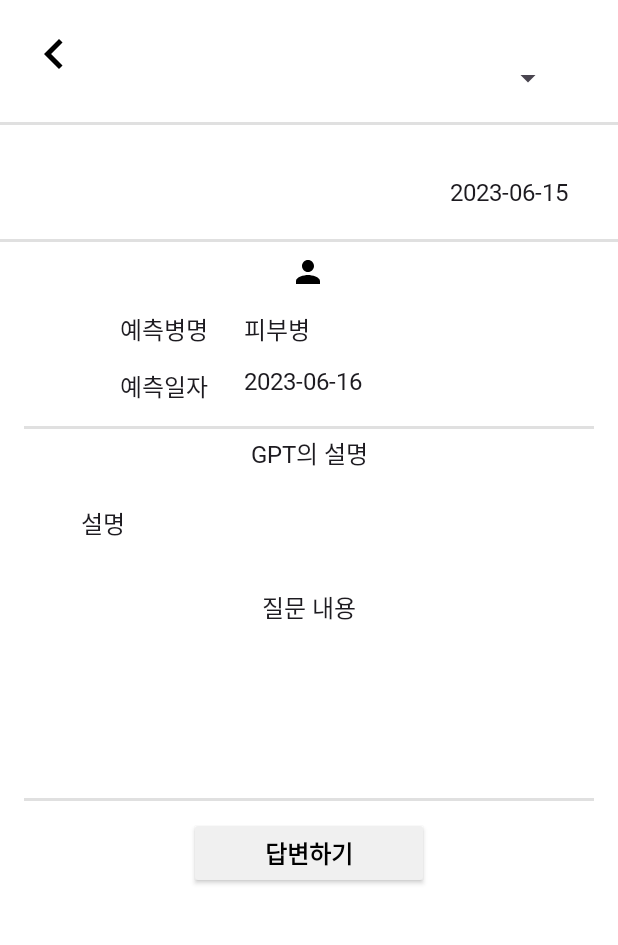
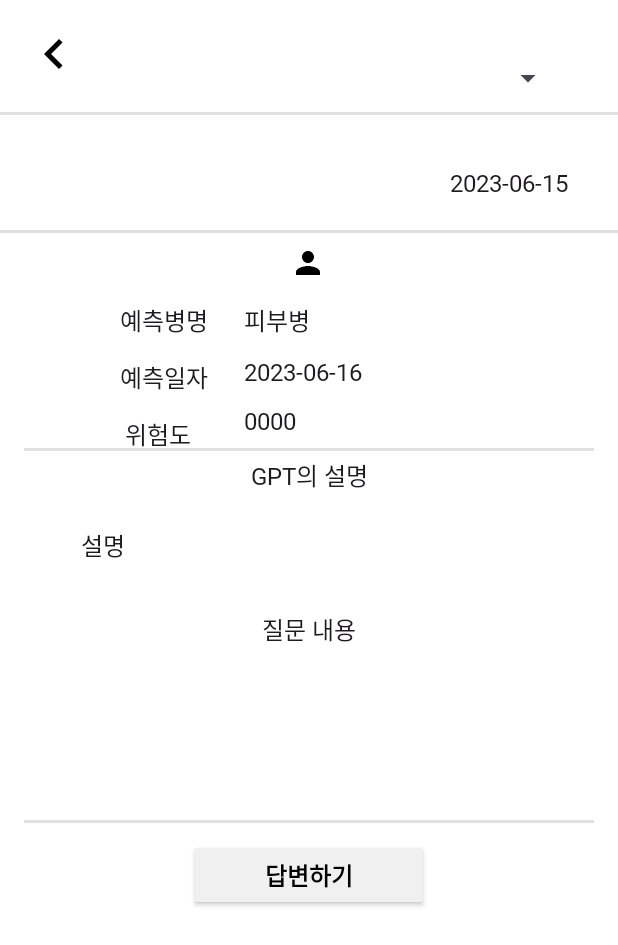
Before and after one commit to kimlohen/KT-AIVLE-BigProject-Android, an Android app: the ArticleFragment screen opened directly, with no data from a screen before it, on a phone screen of 412 x 824 dp. Shown: the top 945 px of the screen. Run offline under Robolectric (Android 15) with nearby library versions, the phone set to English and light mode, and no system bars; 1 statement that could not run was skipped.

Commit message:
design: adjust

```diff
--- a/app/src/main/java/com/example/team11_project_front/QnA/AnswerActivity.java
+++ b/app/src/main/java/com/example/team11_project_front/QnA/AnswerActivity.java
@@ -34,10 +34,10 @@
 public class AnswerActivity extends AppCompatActivity {
     private RetrofitClient retrofitClient;
     private postAnsApi postAnsApi;
-    private ImageView iv_disease, backBtn;
+    private ImageView iv_disease;
     private TextView questionText;
     private EditText answerText;
-    private Button submitBtn;
+    private Button submitBtn, backBtn;
     private Bitmap bitmap;
     @Override
     protected void onCreate(Bundle savedInstanceState) {
@@ -45,7 +45,7 @@
         setContentView(R.layout.activity_answer);
 
         iv_disease = (ImageView) findViewById(R.id.diseaseImg2);
-        backBtn = (ImageView) findViewById(R.id.backBtn4);
+        backBtn = (Button) findViewById(R.id.backBtn4);
         questionText = (TextView) findViewById(R.id.questionText);
         answerText = (EditText) findViewById(R.id.answerText);
         submitBtn = (Button) findViewById(R.id.answerSubmit);
--- a/app/src/main/java/com/example/team11_project_front/QnA/ArticleFragment.java
+++ b/app/src/main/java/com/example/team11_project_front/QnA/ArticleFragment.java
@@ -66,6 +66,8 @@
     private Button ansBtn;
     private Bitmap bitmap;
     private String qId, pictureUrl, questionText;
+
+    private TextView diseaseNameText, diseaseDateText, diseaseScoreText;
 
     private RetrofitClient retrofitClient;
     private com.example.team11_project_front.API.qnaApi picture;
--- a/app/src/main/res/layout/activity_article.xml
+++ b/app/src/main/res/layout/activity_article.xml
@@ -64,16 +64,16 @@
         style="@style/Text.BoldStyle"
         android:layout_width="wrap_content"
         android:layout_height="wrap_content"
+        android:layout_marginTop="28dp"
         android:ellipsize="end"
         android:maxEms="10"
         android:maxLines="1"
         android:text="Summary Title"
-        app:layout_constraintBottom_toBottomOf="parent"
+        android:textSize="20sp"
         app:layout_constraintEnd_toEndOf="parent"
-        app:layout_constraintHorizontal_bias="0.5"
+        app:layout_constraintHorizontal_bias="0.498"
         app:layout_constraintStart_toStartOf="parent"
-        app:layout_constraintTop_toTopOf="parent"
-        app:layout_constraintVertical_bias="0.05" />
+        app:layout_constraintTop_toTopOf="parent" />
 
     <TextView
         android:id="@+id/articleTitle"
--- a/app/src/main/res/layout/activity_init_pw.xml
+++ b/app/src/main/res/layout/activity_init_pw.xml
@@ -60,7 +60,7 @@
         android:background="@drawable/edittext"
         android:ems="10"
         android:hint="이메일 입력"
-        android:inputType="text"
+        android:inputType="text|textEmailAddress"
         android:paddingLeft="8dp"
         app:layout_constraintBottom_toBottomOf="parent"
         app:layout_constraintEnd_toEndOf="parent"
--- a/app/src/main/res/layout/activity_login.xml
+++ b/app/src/main/res/layout/activity_login.xml
@@ -15,7 +15,7 @@
         android:background="@drawable/edittext"
         android:ems="10"
         android:hint="이메일 입력"
-        android:inputType="text"
+        android:inputType="text|textEmailAddress"
         android:paddingLeft="8dp"
         app:layout_constraintBottom_toBottomOf="parent"
         app:layout_constraintEnd_toEndOf="parent"
--- a/app/src/main/res/layout/activity_pet_register.xml
+++ b/app/src/main/res/layout/activity_pet_register.xml
@@ -67,7 +67,7 @@
         android:background="@drawable/edittext_rectangle"
         android:ems="10"
         android:hint="생년월일(yyyy-mm-dd)"
-        android:inputType="text"
+        android:inputType="datetime"
         android:paddingLeft="8dp"
         app:layout_constraintBottom_toBottomOf="parent"
         app:layout_constraintEnd_toEndOf="parent"
--- a/app/src/main/res/layout/activity_register.xml
+++ b/app/src/main/res/layout/activity_register.xml
@@ -83,7 +83,7 @@
         android:background="@drawable/edittext_rectangle"
         android:ems="10"
         android:hint="이메일"
-        android:inputType="text"
+        android:inputType="text|textEmailAddress"
         android:paddingLeft="8dp"
         app:layout_constraintBottom_toBottomOf="parent"
         app:layout_constraintEnd_toEndOf="parent"
--- a/app/src/main/res/layout/dialog_additional_info.xml
+++ b/app/src/main/res/layout/dialog_additional_info.xml
@@ -21,7 +21,8 @@
         android:layout_height="60dp"
         android:layout_gravity="center_horizontal"
         android:layout_marginTop="10dp"
-        android:hint="병원 전화번호" />
+        android:hint="병원 전화번호"
+        android:inputType="phone" />
 
     <EditText
         android:id="@+id/hospitalAddressEdit"
--- a/app/src/main/res/layout/fragment_article.xml
+++ b/app/src/main/res/layout/fragment_article.xml
@@ -47,6 +47,18 @@
             app:layout_constraintTop_toBottomOf="@+id/diseaseNameText" />
 
         <TextView
+            android:id="@+id/diagonistScoreText"
+            style="@style/Text.NormalStyle"
+            android:layout_width="wrap_content"
+            android:layout_height="wrap_content"
+            android:layout_marginStart="24dp"
+            android:layout_marginTop="14dp"
+            android:ems="10"
+            android:text="0000"
+            app:layout_constraintStart_toEndOf="@+id/diagonistDate"
+            app:layout_constraintTop_toBottomOf="@+id/diagonistDateText" />
+
+        <TextView
             android:id="@+id/diagonistDate"
             style="@style/Text.NormalStyle"
             android:layout_width="wrap_content"
@@ -57,6 +69,18 @@
             app:layout_constraintHorizontal_bias="0.2"
             app:layout_constraintStart_toStartOf="parent"
             app:layout_constraintTop_toBottomOf="@+id/diseaseName" />
+
+        <TextView
+            android:id="@+id/diagonistScore"
+            style="@style/Text.NormalStyle"
+            android:layout_width="wrap_content"
+            android:layout_height="wrap_content"
+            android:layout_marginTop="14dp"
+            android:text="위험도"
+            app:layout_constraintEnd_toEndOf="parent"
+            app:layout_constraintHorizontal_bias="0.2"
+            app:layout_constraintStart_toStartOf="parent"
+            app:layout_constraintTop_toBottomOf="@+id/diagonistDate" />
 
         <TextView
             android:id="@+id/diseaseName"
@@ -74,9 +98,9 @@
             android:id="@+id/divider6"
             android:layout_width="match_parent"
             android:layout_height="2dp"
-            android:layout_marginTop="20dp"
+            android:layout_marginTop="8dp"
             android:background="?android:attr/listDivider"
-            app:layout_constraintTop_toBottomOf="@+id/diagonistDateText"
+            app:layout_constraintTop_toBottomOf="@+id/diagonistScoreText"
             tools:layout_editor_absoluteX="0dp" />
 
         <TextView
--- a/app/src/main/res/layout/itemlist_pet_info.xml
+++ b/app/src/main/res/layout/itemlist_pet_info.xml
@@ -47,6 +47,7 @@
             style="@style/Text.NormalStyle"
             android:layout_width="wrap_content"
             android:layout_height="wrap_content"
+            android:layout_marginTop="8dp"
             android:text="생년월일"
             android:textSize="16dp"
             app:layout_constraintBottom_toBottomOf="parent"
@@ -59,6 +60,7 @@
         <LinearLayout
             android:layout_width="match_parent"
             android:layout_height="match_parent"
+            android:layout_marginTop="8dp"
             android:orientation="horizontal">
 
             <TextView
```
Also changed, not shown: app/src/main/java/com/example/team11_project_front/MyPage/HospitalAdapter.java (+7 -2 lines), app/src/main/res/layout/activity_change_hospital.xml (+4 -3 lines), app/src/main/res/layout/activity_change_pet.xml (+4 -3 lines), app/src/main/res/layout/fragment_my_page.xml (+4 -3 lines), app/src/main/res/layout/itemlist_hospital_info.xml (+6 -3 lines).
